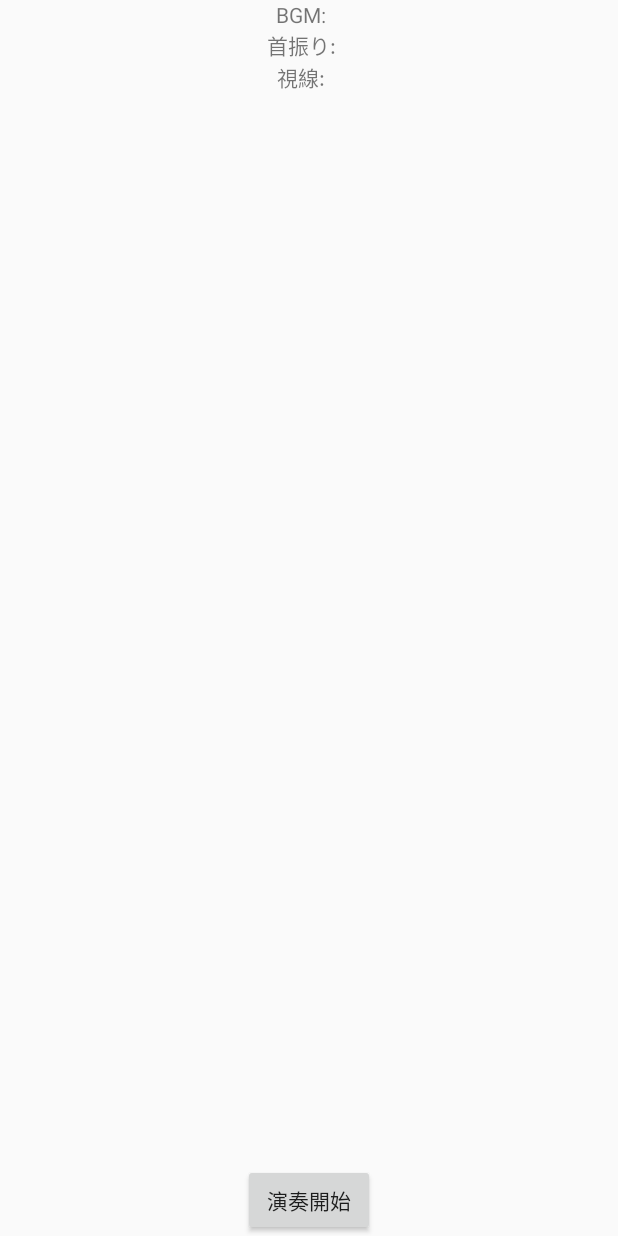
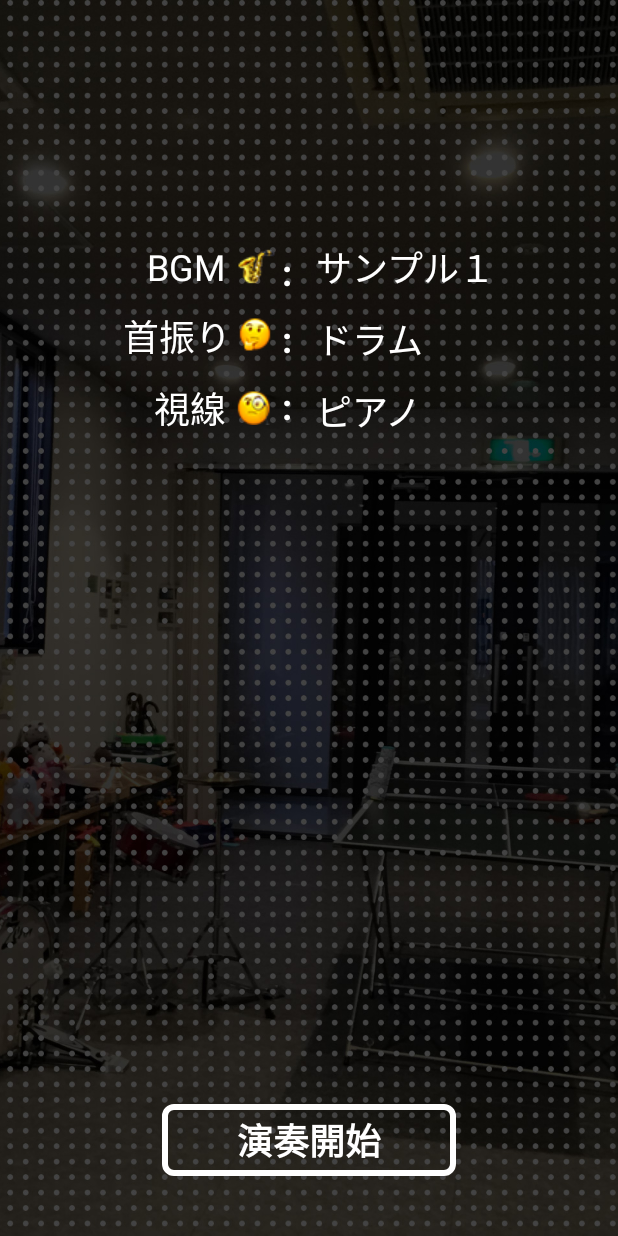
Before and after one commit to akitoshi-n/tmga_2, an Android app: the CheckSettingsActivity screen opened directly, with no data from a screen before it, on a phone screen of 412 x 824 dp. Run offline under Robolectric (Android 15) with nearby library versions, the phone set to English and light mode, and no system bars.

Commit message:
fix design

```diff
--- a/app/src/main/res/layout/check_settings_activity.xml
+++ b/app/src/main/res/layout/check_settings_activity.xml
@@ -3,32 +3,125 @@
     xmlns:android="http://schemas.android.com/apk/res/android" android:layout_width="match_parent"
     android:layout_height="match_parent">
 
+    <ImageView
+        android:src="@drawable/main_background"
+        android:layout_width="match_parent"
+        android:layout_height="match_parent"
+        android:scaleType="centerCrop" />
+
     <LinearLayout
         android:layout_width="match_parent"
         android:layout_height="wrap_content"
-        android:orientation="vertical"
+        android:orientation="horizontal"
+        android:layout_marginTop="160dp"
         android:gravity="center">
 
-        <TextView
-            android:id="@+id/textview_with_check_0"
+        <LinearLayout
             android:layout_width="wrap_content"
             android:layout_height="wrap_content"
-            android:text="BGM:   "
-            android:layout_centerHorizontal="true"/>
+            android:orientation="vertical"
+            android:gravity="right">
 
-        <TextView
-            android:id="@+id/textview_with_check_1"
+            <TextView
+                android:layout_width="wrap_content"
+                android:layout_height="wrap_content"
+                android:text="BGM "
+                android:textColor="@color/white"
+                android:textSize="24dp"
+                android:layout_marginBottom="12dp"
+                android:drawableRight="@drawable/sax_emoji"/>
+
+            <TextView
+                android:layout_width="wrap_content"
+                android:layout_height="wrap_content"
+                android:text="首振り"
+                android:textColor="@color/white"
+                android:textSize="24dp"
+                android:layout_marginBottom="12dp"
+                android:drawableRight="@drawable/question_emoji"/>
+
+            <TextView
+                android:layout_width="wrap_content"
+                android:layout_height="wrap_content"
+                android:text="視線 "
+                android:textColor="@color/white"
+                android:textSize="24dp"
+                android:layout_marginRight="3dp"
+                android:drawableRight="@drawable/lens_emoji"/>
+
+        </LinearLayout>
+
+        <LinearLayout
             android:layout_width="wrap_content"
             android:layout_height="wrap_content"
-            android:text="首振り:   "
-            android:layout_centerHorizontal="true"/>
+            android:orientation="vertical"
+            android:layout_marginRight="16dp"
+            android:layout_marginLeft="4dp">
 
-        <TextView
-            android:id="@+id/textview_with_check_2"
+            <TextView
+                android:layout_width="wrap_content"
+                android:layout_height="wrap_content"
+                android:text=":"
+                android:textColor="@color/white"
+                android:textSize="24dp"
+                android:textStyle="bold"
+                android:layout_marginBottom="12dp"
+                android:layout_centerHorizontal="true" />
+
+            <TextView
+                android:layout_width="wrap_content"
+                android:layout_height="wrap_content"
+                android:text=":"
+                android:textColor="@color/white"
+                android:textSize="24dp"
+                android:textStyle="bold"
+                android:layout_marginBottom="12dp"
+                android:layout_centerHorizontal="true" />
+
+            <TextView
+                android:layout_width="wrap_content"
+                android:layout_height="wrap_content"
+                android:text=":"
+                android:textColor="@color/white"
+                android:textSize="24dp"
+                android:textStyle="bold"
+                android:layout_centerHorizontal="true" />
+
+        </LinearLayout>
+
+        <LinearLayout
             android:layout_width="wrap_content"
             android:layout_height="wrap_content"
-            android:text="視線:   "
-            android:layout_centerHorizontal="true"/>
+            android:orientation="vertical"
+            android:gravity="left">
+
+            <TextView
+                android:id="@+id/bgm_selected"
+                android:layout_width="wrap_content"
+                android:layout_height="wrap_content"
+                android:text="サンプル１"
+                android:textColor="@color/white"
+                android:textSize="24dp"
+                android:layout_marginBottom="12dp" />
+
+            <TextView
+                android:id="@+id/swing_selected"
+                android:layout_width="wrap_content"
+                android:layout_height="wrap_content"
+                android:text="ドラム"
+                android:textColor="@color/white"
+                android:textSize="24dp"
+                android:layout_marginBottom="12dp" />
+
+            <TextView
+                android:id="@+id/look_selected"
+                android:layout_width="wrap_content"
+                android:layout_height="wrap_content"
+                android:text="ピアノ"
+                android:textColor="@color/white"
+                android:textSize="24dp" />
+
+        </LinearLayout>>
 
     </LinearLayout>
 
@@ -37,7 +130,14 @@
         android:layout_width="wrap_content"
         android:layout_height="wrap_content"
         android:text="演奏開始"
+        android:textSize="24dp"
+        android:textColor="@color/white"
+        android:textStyle="bold"
+        android:paddingRight="50dp"
+        android:paddingLeft="50dp"
         android:layout_centerHorizontal="true"
-        android:layout_alignParentBottom="true"/>
+        android:layout_alignParentBottom="true"
+        android:layout_marginBottom="40dp"
+        android:background="@drawable/frame_button_transparent_bold"/>
 
 </RelativeLayout>
--- a/app/src/main/res/layout/select_instruments_activity.xml
+++ b/app/src/main/res/layout/select_instruments_activity.xml
@@ -108,12 +108,12 @@
         android:id="@+id/button_to_next"
         android:layout_width="wrap_content"
         android:layout_height="wrap_content"
-        android:text="次へ"
+        android:text="決定"
         android:textSize="24dp"
         android:textColor="@color/white"
         android:textStyle="bold"
-        android:paddingRight="40dp"
-        android:paddingLeft="40dp"
+        android:paddingRight="50dp"
+        android:paddingLeft="50dp"
         android:layout_centerHorizontal="true"
         android:layout_alignParentBottom="true"
         android:layout_marginBottom="40dp"
```
Also changed, not shown: app/src/main/res/drawable/lens_emoji.png.
